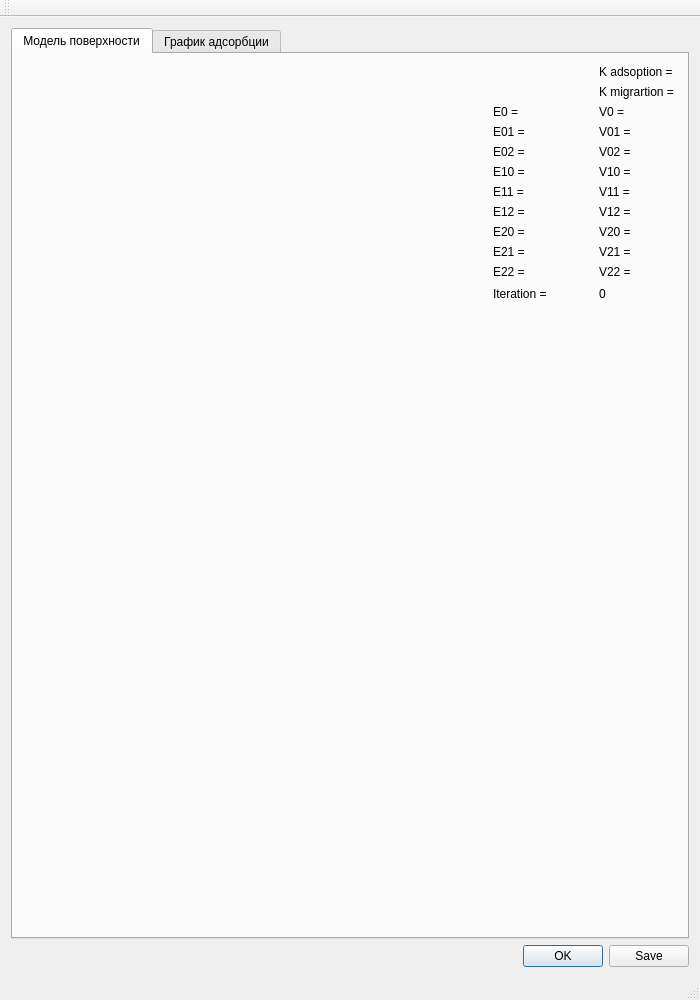
The window that mainwindow.ui (MadwomaZ/Diploma) describes before a commit, drawn with Qt 5.
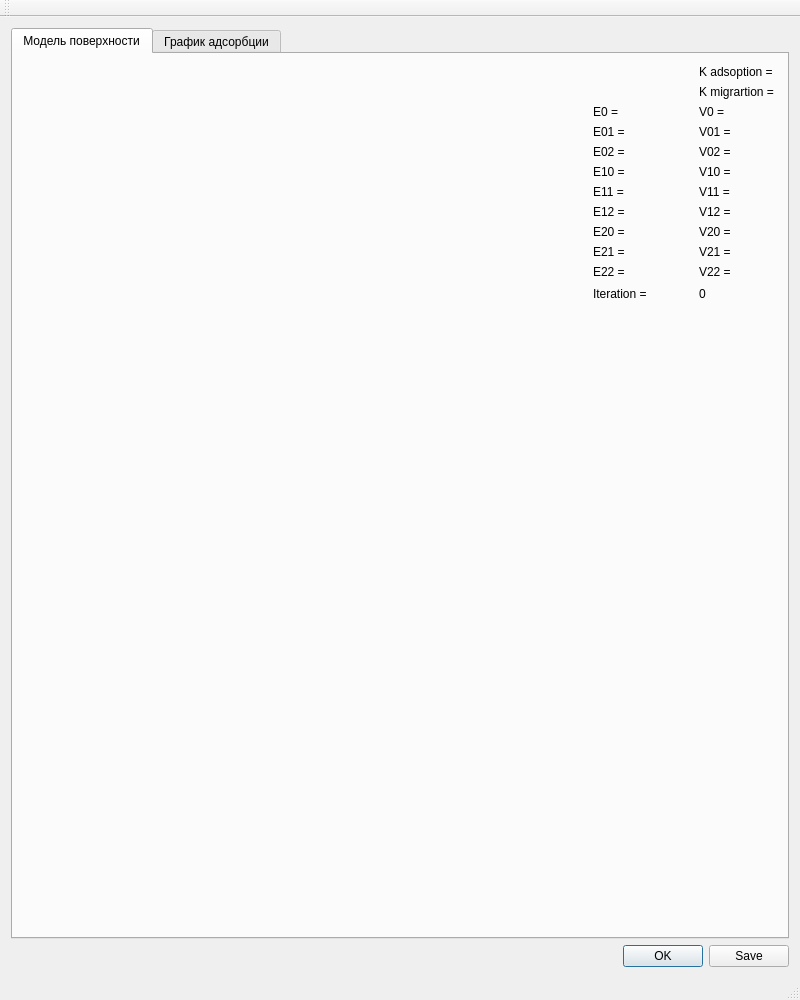
The same window after the commit. Custom widgets are drawn as their Qt base class.

The edit to the form file:
```diff
--- a/mainwindow.ui
+++ b/mainwindow.ui
@@ -9,7 +9,7 @@
    <rect>
     <x>0</x>
     <y>0</y>
-    <width>700</width>
+    <width>800</width>
     <height>1000</height>
    </rect>
   </property>
```
Left out of the diff: 2 changed lines with no effect on the pictures.
